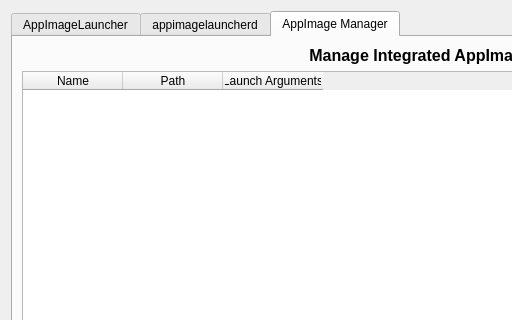
First picture: the form in src/ui/settings_dialog.ui, repository Wuqiyang312/AppImageLauncherPlus, before the edit; both pictures show x 0 to 512 and y 0 to 320 of the 850 by 600 pixel window.
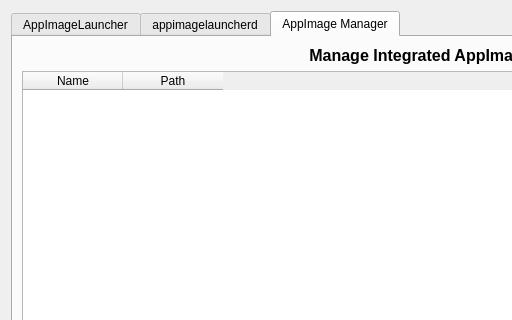
Second picture: the form after the edit. The open tabs and pages were chosen to show the change. Icons and pictures are not drawn.

Commit message: Remove launch argument management from AppImage settings

What changed in the file:
```diff
--- a/src/ui/settings_dialog.ui
+++ b/src/ui/settings_dialog.ui
@@ -267,11 +267,6 @@
            <string>Path</string>
           </property>
          </column>
-         <column>
-          <property name="text">
-           <string>Launch Arguments</string>
-          </property>
-         </column>
         </widget>
        </item>
        <item>
```
The commit also changes 5 other files.
